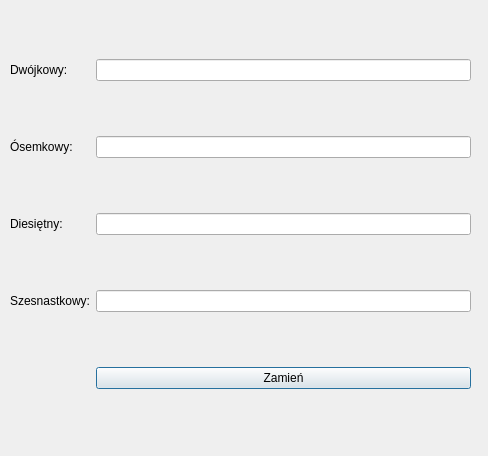
Before: the Qt Designer form layout.ui in Jakub3Tp/Konwenter_komputerowy, drawn with Qt 5.
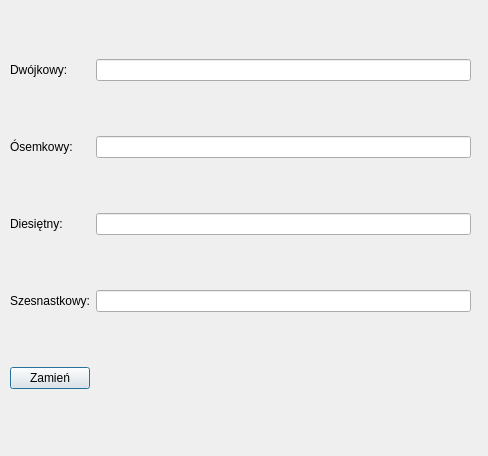
After: the same form once the commit is applied.

Diff of the .ui file:
```diff
--- a/layout.ui
+++ b/layout.ui
@@ -67,13 +67,20 @@
       </property>
      </widget>
     </item>
-    <item row="4" column="2">
+    <item row="4" column="0">
      <widget class="QPushButton" name="change">
       <property name="text">
        <string>Zamień</string>
       </property>
      </widget>
     </item>
+    <item row="4" column="2">
+     <widget class="QLabel" name="converted">
+      <property name="text">
+       <string/>
+      </property>
+     </widget>
+    </item>
    </layout>
   </widget>
  </widget>
```
